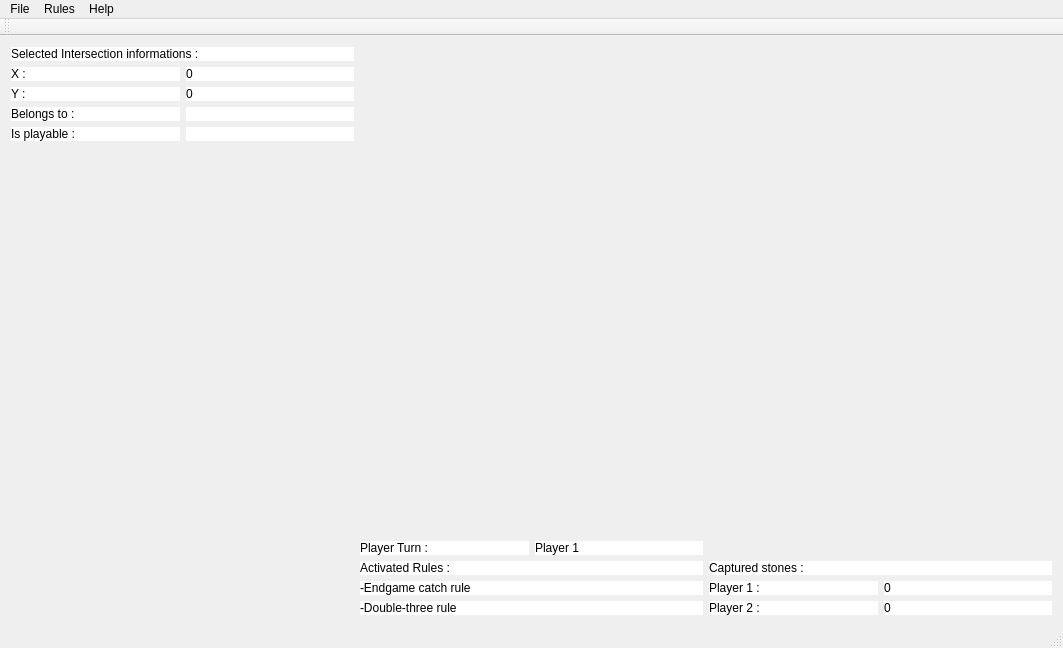
Old version of the form gomoku/mainwindow.ui in the repository CedricFamin/gomoku-epitech.
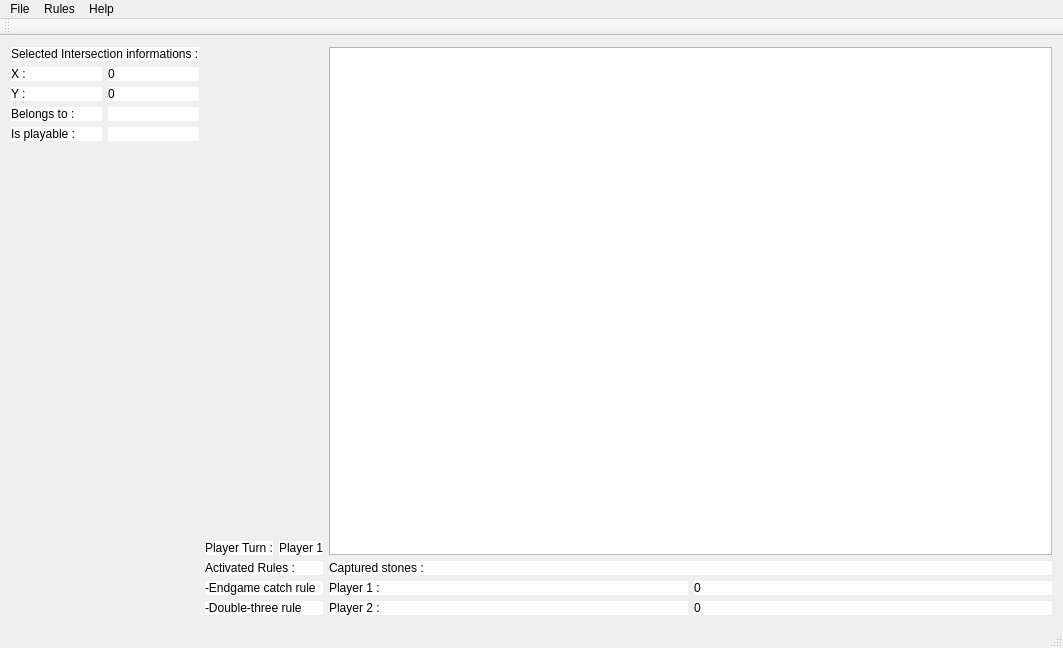
New version of the form.

The edit to the form file:
```diff
--- a/gomoku/mainwindow.ui
+++ b/gomoku/mainwindow.ui
@@ -229,17 +229,14 @@
     <item>
      <layout class="QVBoxLayout" name="verticalLayout_3">
       <item>
-       <spacer name="verticalSpacer_3">
-        <property name="orientation">
-         <enum>Qt::Vertical</enum>
+       <widget class="QTextEdit" name="textEdit">
+        <property name="readOnly">
+         <bool>true</bool>
         </property>
-        <property name="sizeHint" stdset="0">
-         <size>
-          <width>20</width>
-          <height>40</height>
-         </size>
+        <property name="textInteractionFlags">
+         <set>Qt::NoTextInteraction</set>
         </property>
-       </spacer>
+       </widget>
       </item>
       <item>
        <widget class="QLabel" name="label_17">
```
